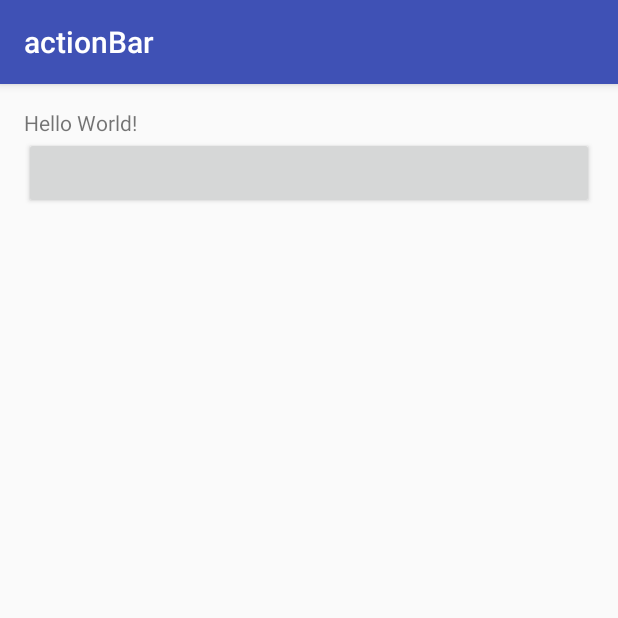
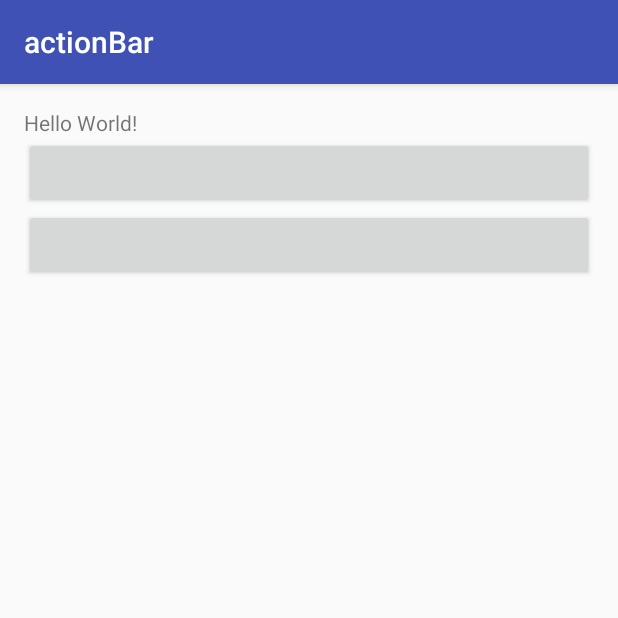
Before and after one commit to Leo501/sleepApp, an Android app: the screen it shows after launch (MainActivity), on a phone screen of 412 x 824 dp, the top half of it. Run offline under Robolectric (Android 15) with nearby library versions, the phone set to English and light mode, and no system bars.

Commit message:
modify mainactivity

```diff
--- a/actionBar/app/src/main/java/com/leo/actionbar/MainActivity.java
+++ b/actionBar/app/src/main/java/com/leo/actionbar/MainActivity.java
@@ -6,22 +6,32 @@ import android.os.Bundle;
 import android.view.View;
 import android.widget.Button;
 
-public class MainActivity extends AppCompatActivity {
+public class MainActivity extends AppCompatActivity implements View.OnClickListener{
     private Button jumpChildOne_bt;
+    private Button jumpFullscreenActivity;
 
     @Override
     protected void onCreate(Bundle savedInstanceState) {
         super.onCreate(savedInstanceState);
         setContentView(R.layout.activity_main);
         jumpChildOne_bt=(Button)findViewById(R.id.jumpChildOne_bt);
-        jumpChildOne_bt.setOnClickListener(listener);
+        jumpFullscreenActivity=(Button)findViewById(R.id.jumpFullscreenActivity_bt);
+        jumpChildOne_bt.setOnClickListener(this);
+        jumpFullscreenActivity.setOnClickListener(this);
     }
-    View.OnClickListener listener=new View.OnClickListener() {
-        @Override
-        public void onClick(View v) {
-            Intent intent=new Intent(MainActivity.this,LoginActivityBar.class);
-            startActivity(intent);
-
+    @Override
+    public void onClick(View v) {
+        switch (v.getId()){
+            case R.id.jumpChildOne_bt: {
+                Intent intent = new Intent(MainActivity.this, LoginActivityBar.class);
+                startActivity(intent);
+                break;
+            }
+            case R.id.jumpFullscreenActivity_bt: {
+                Intent intent = new Intent(MainActivity.this, FullscreenActivity.class);
+                startActivity(intent);
+                break;
+            }
         }
-    };
+    }
 }
--- a/actionBar/app/src/main/res/layout/activity_main.xml
+++ b/actionBar/app/src/main/res/layout/activity_main.xml
@@ -19,4 +19,9 @@
         android:layout_width="match_parent"
         android:layout_height="wrap_content"
         android:layout_below="@+id/holloWorld_tv"/>
+    <Button
+        android:id="@+id/jumpFullscreenActivity_bt"
+        android:layout_width="match_parent"
+        android:layout_height="wrap_content"
+        android:layout_below="@+id/jumpChildOne_bt"/>
 </RelativeLayout>
```
